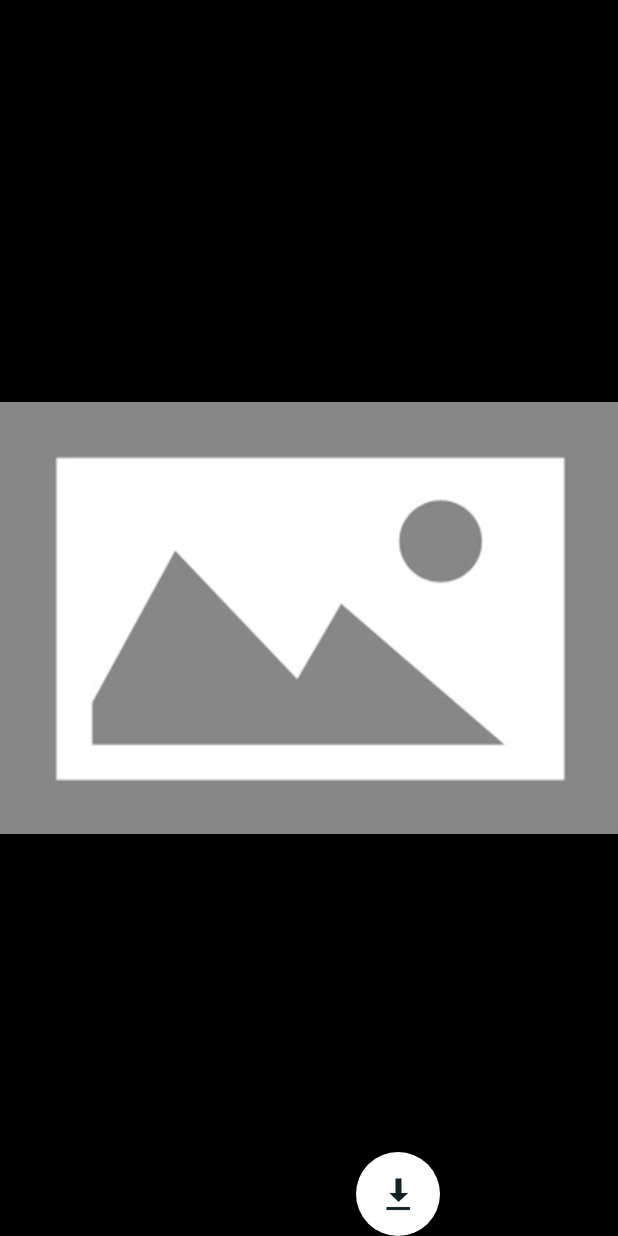
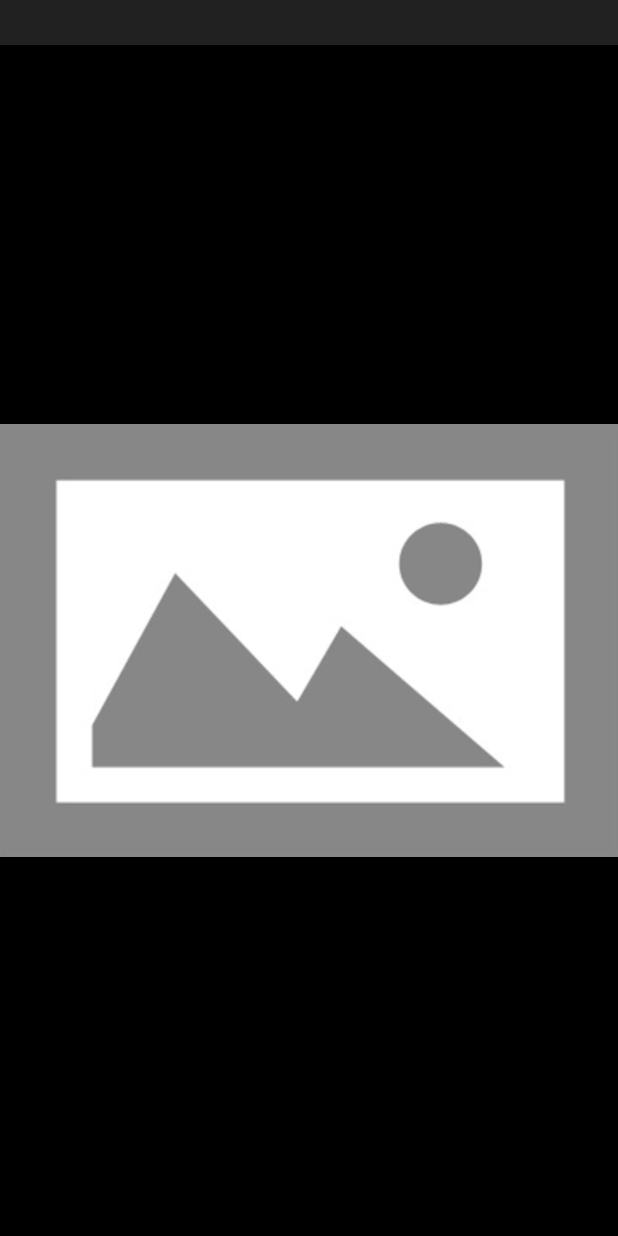
Before and after one commit to michal-kajstura/StyleApp, an Android app: the layout activity_style_photo.xml on its own in the app's theme, with its tools: preview values and no code run, on a phone screen of 412 x 824 dp. Run offline under Robolectric (Android 15) with nearby library versions, the phone set to English and light mode, and no system bars; plain views replace PhotoView, SpinKitView; network calls fail.

Commit message:
Add toolbar

```diff
--- a/app/build.gradle
+++ b/app/build.gradle
@@ -44,4 +44,5 @@ dependencies {
     implementation 'com.github.chrisbanes:PhotoView:2.3.0'
     implementation 'com.github.ybq:Android-SpinKit:1.4.0'
     implementation "org.jetbrains.kotlinx:kotlinx-coroutines-core:1.3.3"
+    implementation 'com.android.support:appcompat-v7:28.0.0'
 }
--- a/app/src/main/java/style/app/network/ImageFetcher.kt
+++ b/app/src/main/java/style/app/network/ImageFetcher.kt
@@ -22,11 +22,10 @@ class ImagesFetcher(private val tempFilePath: File?) {
                 s -> s.split("/").last()
         }
 
-
         val requestUrl = SERVER_URL + "styles"
         val postBody = MultipartBody.Builder()
            .setType(MultipartBody.FORM)
-           .addFormDataPart("image_list", stylePathsOneString) .build()
+           .addFormDataPart("image_list", stylePathsOneString).build()
 
         val request = Request.Builder()
             .url(requestUrl)
--- a/app/src/main/res/layout/activity_style_photo.xml
+++ b/app/src/main/res/layout/activity_style_photo.xml
@@ -17,7 +17,7 @@
         app:layout_constraintEnd_toEndOf="parent"
         app:layout_constraintHorizontal_bias="0.0"
         app:layout_constraintStart_toStartOf="parent"
-        app:layout_constraintTop_toTopOf="parent"
+        app:layout_constraintTop_toBottomOf="@+id/toolbar"
         app:srcCompat="@drawable/placeholder" />
 
     <com.github.ybq.android.spinkit.SpinKitView
@@ -33,45 +33,6 @@
         app:layout_constraintStart_toStartOf="parent"
         app:layout_constraintTop_toTopOf="@+id/styled_photo" />
 
-    <LinearLayout
-        android:layout_width="0dp"
-        android:layout_height="wrap_content"
-        android:orientation="horizontal"
-        app:layout_constraintBottom_toBottomOf="@+id/styled_photo"
-        app:layout_constraintEnd_toEndOf="@+id/styled_photo"
-        app:layout_constraintStart_toStartOf="parent">
-
-        <Space
-            android:layout_width="0dp"
-            android:layout_height="1dp"
-            android:layout_weight="1" />
-
-        <Space
-            android:layout_width="wrap_content"
-            android:layout_height="wrap_content"
-            android:layout_weight="1" />
-
-        <com.google.android.material.floatingactionbutton.FloatingActionButton
-            android:id="@+id/save_fab"
-            android:layout_width="wrap_content"
-            android:layout_height="wrap_content"
-            android:clickable="true"
-            android:backgroundTint="@android:color/white"
-            android:tint="@color/colorPrimaryDark"
-            app:borderWidth="0px"
-            app:layout_constraintBottom_toBottomOf="parent"
-            app:layout_constraintEnd_toEndOf="@+id/galleryRecycler"
-            app:layout_constraintHorizontal_bias="0.498"
-            app:layout_constraintStart_toStartOf="parent"
-            app:rippleColor="#00B9B9B9"
-            app:srcCompat="@android:drawable/stat_sys_download" />
-
-        <Space
-            android:layout_width="0dp"
-            android:layout_height="1dp"
-            android:layout_weight="1" />
-    </LinearLayout>
-
     <androidx.recyclerview.widget.RecyclerView
         android:id="@+id/styleBar"
         android:layout_width="match_parent"
@@ -85,4 +46,16 @@
 
     </androidx.recyclerview.widget.RecyclerView>
 
+    <androidx.appcompat.widget.Toolbar
+        android:id="@+id/toolbar"
+        android:layout_width="0dp"
+        android:layout_height="30dp"
+        android:background="@color/colorPrimaryDark"
+        android:theme="?attr/actionBarTheme"
+        android:elevation="4dp"
+        app:title=""
+        app:layout_constraintLeft_toLeftOf="parent"
+        app:layout_constraintRight_toRightOf="parent"
+        app:layout_constraintTop_toTopOf="parent" />
+
 </androidx.constraintlayout.widget.ConstraintLayout>
--- a/app/src/main/res/values/colors.xml
+++ b/app/src/main/res/values/colors.xml
@@ -1,6 +1,6 @@
 <?xml version="1.0" encoding="utf-8"?>
 <resources>
     <color name="colorPrimary">#37474f</color>
-    <color name="colorPrimaryDark">#102027</color>
+    <color name="colorPrimaryDark">#212121</color>
     <color name="colorAccent">#37474f</color>
 </resources>
--- a/app/src/main/res/values/strings.xml
+++ b/app/src/main/res/values/strings.xml
@@ -2,6 +2,7 @@
     <string name="app_name">StyleApp</string>
     <string name="gallery_tab">Gallery</string>
     <string name="settings_tab">Settings</string>
+    <string name="save_photo">Save photo</string>
     <string name="permission_toast">All necessary permissions are granted</string>
     <string name="title_activity_settings">SettingsActivity</string>
     <string name="action_settings">Settings</string>
```
Also changed, not shown: app/src/main/AndroidManifest.xml (+13 -0 lines), app/src/main/java/style/app/controller/GalleryActivity.kt (+34 -46 lines), app/src/main/java/style/app/controller/StyleActivity.kt (+22 -4 lines), app/src/main/res/menu/menu.xml (+20 -1 lines), app/src/main/res/xml/file_paths.xml (added, +18 -0 lines).
